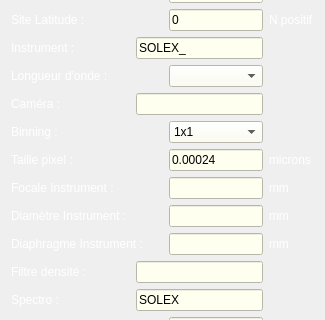
This is param.ui in mconsidine/Inti_vd as Qt 5 draws it before an edit; both pictures show x 0 to 325 and y 86 to 406 of the 325 by 632 pixel window. The edited form follows.
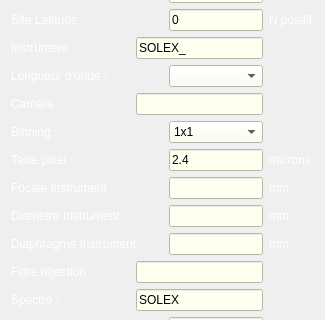
This is the edited form.

What changed in the file:
```diff
--- a/param.ui
+++ b/param.ui
@@ -225,7 +225,7 @@
         </size>
        </property>
        <property name="text">
-        <string>0.00024</string>
+        <string>2.4</string>
        </property>
       </widget>
      </item>
@@ -320,7 +320,7 @@
      <item row="12" column="0">
       <widget class="QLabel" name="label_33">
        <property name="text">
-        <string>Filtre densité : </string>
+        <string>Filtre réjection  : </string>
        </property>
       </widget>
      </item>
```
